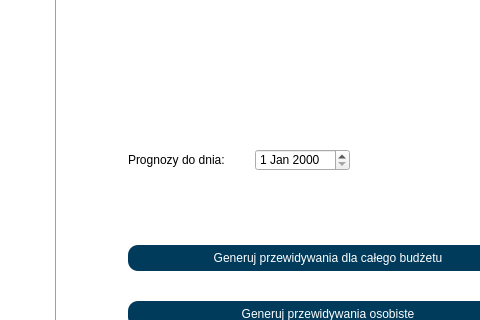
This is ui/User_Panel.ui in Dawid-Robak-IG/BUDZET_DOMOWY as Qt 5 draws it before an edit; both pictures show x 495 to 975 and y 257 to 577 of the 1100 by 741 pixel window. The edited form follows.
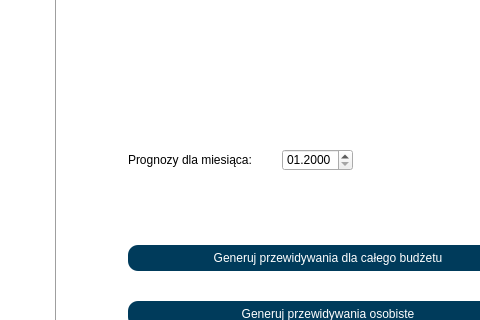
This is the edited form.

Commit message: Wyczyszczona baza, data bez dnia(prognoza), zaktualizowane toDo

```diff
--- a/ui/User_Panel.ui
+++ b/ui/User_Panel.ui
@@ -2195,12 +2195,16 @@
            <item>
             <widget class="QLabel" name="label_53">
              <property name="text">
-              <string>Prognozy do dnia:</string>
+              <string>Prognozy dla miesiąca:</string>
              </property>
             </widget>
            </item>
            <item>
-            <widget class="QDateEdit" name="dateEdit_prognozy"/>
+            <widget class="QDateEdit" name="dateEdit_prognozy">
+             <property name="displayFormat">
+              <string>MM.yyyy</string>
+             </property>
+            </widget>
            </item>
            <item>
             <spacer name="horizontalSpacer_24">
```
The commit also changes 4 other files.
